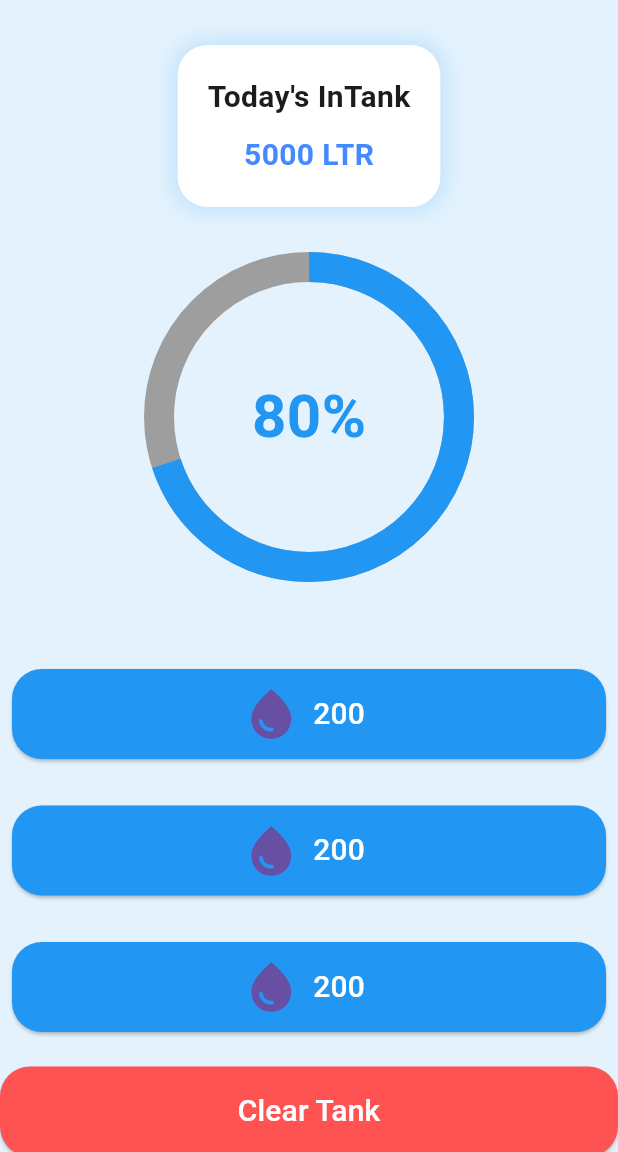
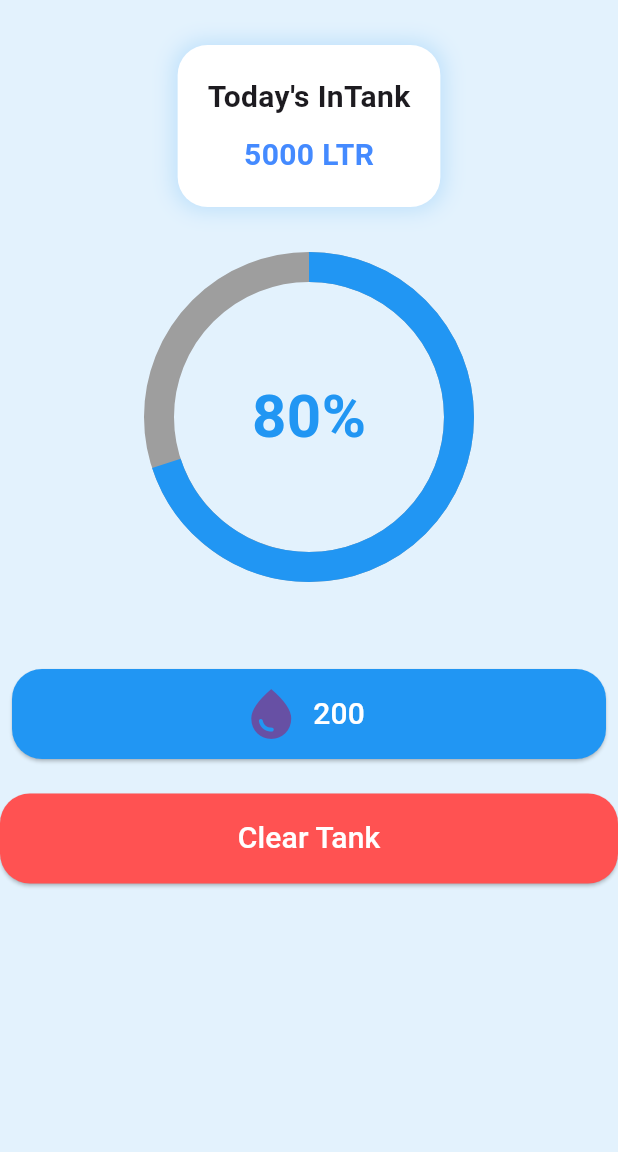
Before and after one commit to mynulyt/Water-Track-App, a Flutter app: the screen it shows after launch, on a phone screen of 412 x 824 dp, the part 84-1236 px from its top. Run offline on Flutter 3.47's test engine with Material 3 defaults, Android fonts, the light colour scheme and no system bars.

Commit message:
custom widget

```diff
--- a/lib/customWidget.dart
+++ b/lib/customWidget.dart
@@ -1,6 +1,10 @@
 import 'package:flutter/material.dart';
 
-Padding customButtm() {
+class CustomButton extends StatelessWidget {
+  const CustomButton({super.key});
+
+  @override
+  Widget build(BuildContext context) {
     return Padding(
       padding: const EdgeInsets.all(8.0),
       child: SizedBox(
@@ -15,8 +19,12 @@ Padding customButtm() {
           ),
           onPressed: () {},
           icon: Icon(Icons.water_drop, size: 40),
-        label: Text("200", style: TextStyle(color: Colors.white, fontSize: 20)),
+          label: Text(
+            "200",
+            style: TextStyle(color: Colors.white, fontSize: 20),
+          ),
         ),
       ),
     );
   }
+}
--- a/lib/water_track.dart
+++ b/lib/water_track.dart
@@ -77,12 +77,9 @@ class _WaterTrackState extends State<WaterTrack> {
             ),
 
             SizedBox(height: 60),
-            customButtm(),
+            CustomButton(),
             SizedBox(height: 15),
-            customButtm(),
-            SizedBox(height: 15),
-            customButtm(),
-            SizedBox(height: 15),
+
             SizedBox(
               height: 60,
               width: 450,
```
Lines whose indentation alone changed are shown as unchanged.
